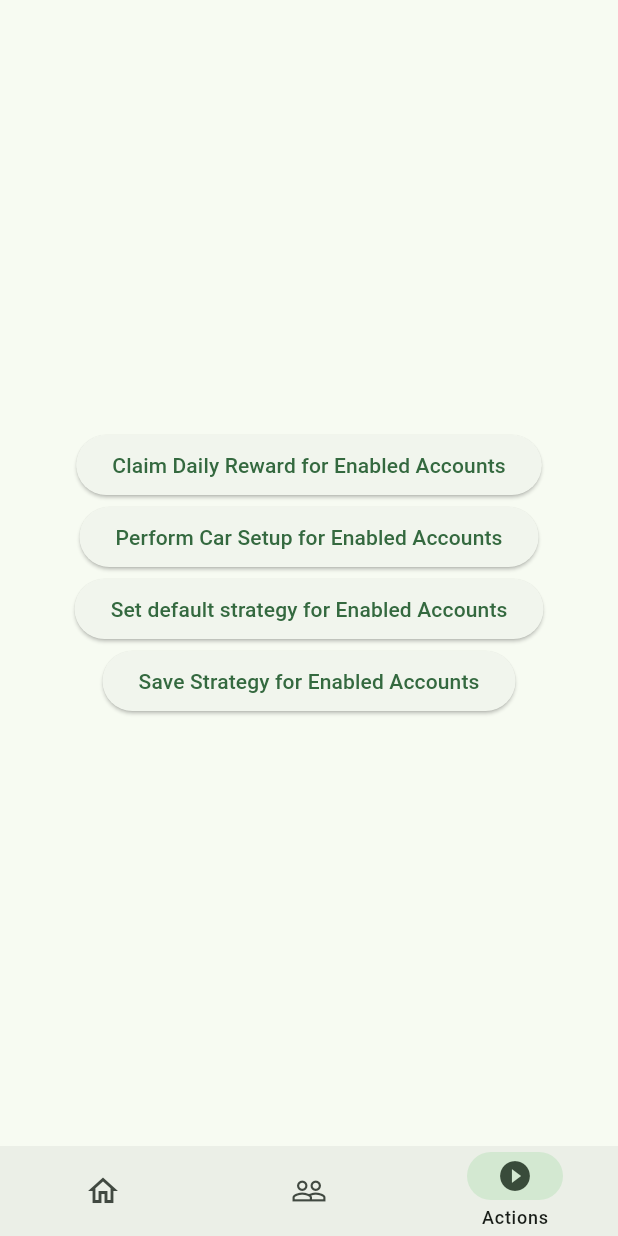
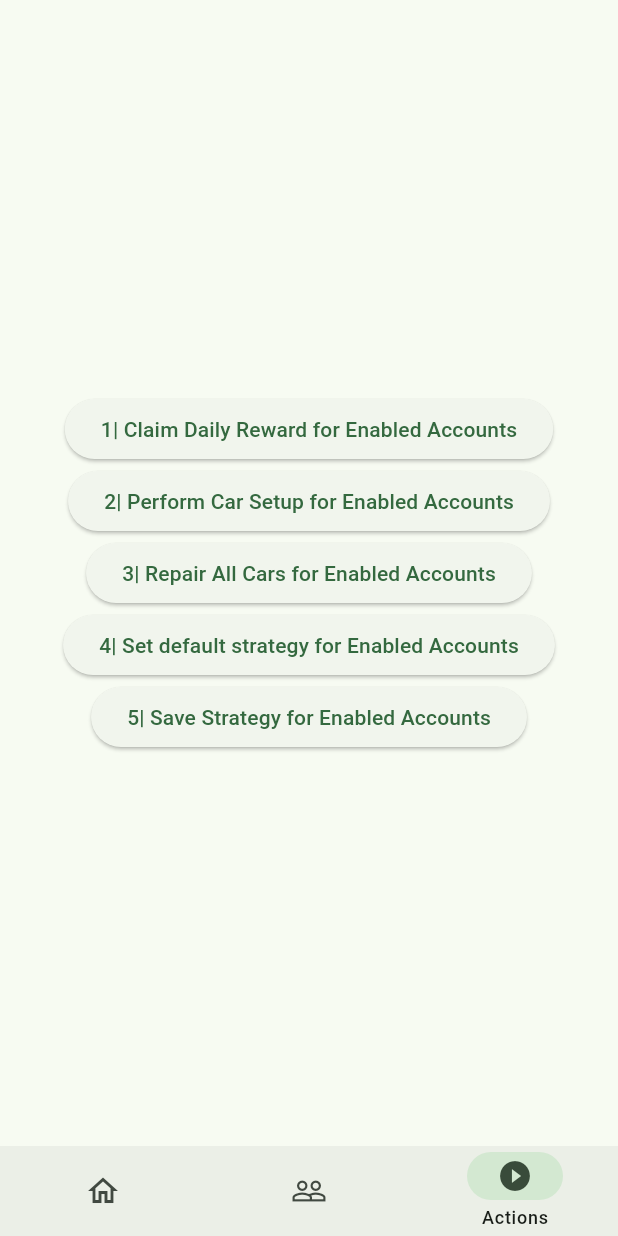
Before and after one commit to R0b0To/iGPan, a Flutter app: the screen it shows after launch, item 3 of the bottom bar chosen, on a phone screen of 412 x 824 dp. Run offline on Flutter 3.47's test engine with Material 3 defaults, Android fonts, the light colour scheme and no system bars; our stand-ins replace auto_size_text, carousel_slider, cookie_jar, dio, dio_cookie_manager, file_picker and 3 more; missing offline and left inert: country_flags, file_saver, flutter_inappwebview; accounts and stored records are empty.

Commit message:
repair all action

```diff
--- a/lib/screens/actions_screen.dart
+++ b/lib/screens/actions_screen.dart
@@ -28,7 +28,7 @@ class _ActionsScreenState extends State<ActionsScreen> {
               // Notify listeners that the accounts list might have been updated (e.g., nDailyReward removed)
               accountsNotifier.value = List.from(accountsNotifier.value);
             },
-            child: const Text('Claim Daily Reward for Enabled Accounts'),
+            child: const Text('1| Claim Daily Reward for Enabled Accounts'),
           ),
           ElevatedButton(
             onPressed: () {
@@ -76,7 +76,23 @@ class _ActionsScreenState extends State<ActionsScreen> {
               // Notify listeners that the accounts list (specifically raceData within accounts) has been updated
 
             },
-            child: const Text('Perform Car Setup for Enabled Accounts'),
+            child: const Text('2| Perform Car Setup for Enabled Accounts'),
+          ),ElevatedButton(
+            onPressed: () async {
+              for (var account in accountsNotifier.value) {
+                if (account.enabled) {
+                  final numCarsString = account.fireUpData?['team']?['_numCars'];
+                  final numCars = numCarsString is int ? numCarsString : (int.tryParse(numCarsString ?? '1') ?? 1);
+
+                  for (int i = 1; i <= numCars; i++) {
+                    await account.repairCar(i, 'parts');
+                    await account.repairCar(i, 'engine');
+                  }
+                }
+              }
+              accountsNotifier.value = List.from(accountsNotifier.value);
+            },
+            child: const Text('3| Repair All Cars for Enabled Accounts'),
           ),
                     ElevatedButton(
             onPressed: () async {
@@ -89,8 +105,9 @@ class _ActionsScreenState extends State<ActionsScreen> {
               // Notify listeners that the accounts list might have been updated
               accountsNotifier.value = List.from(accountsNotifier.value);
             },
-            child: const Text('Set default strategy for Enabled Accounts'),
+            child: const Text('4| Set default strategy for Enabled Accounts'),
           ),
+
             ElevatedButton(
             onPressed: () {
               // Iterate through accounts and call claimDailyReward for enabled ones
@@ -102,8 +119,9 @@ class _ActionsScreenState extends State<ActionsScreen> {
               // Notify listeners that the accounts list might have been updated (e.g., nDailyReward removed)
               accountsNotifier.value = List.from(accountsNotifier.value);
             },
-            child: const Text('Save Strategy for Enabled Accounts'),
+            child: const Text('5| Save Strategy for Enabled Accounts'),
           ),
+
         ],
       ),
     );
--- a/pubspec.yaml
+++ b/pubspec.yaml
@@ -16,7 +16,7 @@ publish_to: 'none' # Remove this line if you wish to publish to pub.dev
 # https://developer.apple.com/library/archive/documentation/General/Reference/InfoPlistKeyReference/Articles/CoreFoundationKeys.html
 # In Windows, build-name is used as the major, minor, and patch parts
 # of the product and file versions while build-number is used as the build suffix.
-version: 0.6.7+3
+version: 0.7.0+0
 
 environment:
   sdk: ^3.7.2
```
